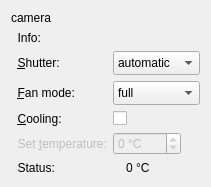
Qt form plugins/cam_andor/andorglobalcamerasettingswidget.ui (jkriege2/QuickFit3) before a commit.
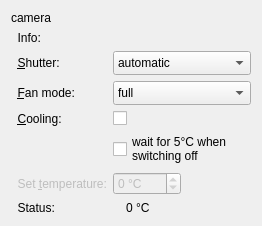
The same form after that commit. Icons and pictures are not drawn.

Diff of the .ui file:
```diff
--- a/plugins/cam_andor/andorglobalcamerasettingswidget.ui
+++ b/plugins/cam_andor/andorglobalcamerasettingswidget.ui
@@ -6,8 +6,8 @@
    <rect>
     <x>0</x>
     <y>0</y>
-    <width>211</width>
-    <height>187</height>
+    <width>262</width>
+    <height>213</height>
    </rect>
   </property>
   <property name="windowTitle">
@@ -88,7 +88,7 @@
      </property>
     </widget>
    </item>
-   <item row="5" column="0">
+   <item row="6" column="0">
     <widget class="QLabel" name="label_3">
      <property name="enabled">
       <bool>false</bool>
@@ -101,7 +101,7 @@
      </property>
     </widget>
    </item>
-   <item row="5" column="1">
+   <item row="6" column="1">
     <widget class="QSpinBox" name="spinTemperature">
      <property name="enabled">
       <bool>false</bool>
@@ -123,14 +123,14 @@
      </property>
     </widget>
    </item>
-   <item row="6" column="0">
+   <item row="7" column="0">
     <widget class="QLabel" name="label_4">
      <property name="text">
       <string>  Status:</string>
      </property>
     </widget>
    </item>
-   <item row="6" column="1">
+   <item row="7" column="1">
     <layout class="QHBoxLayout" name="horizontalLayout" stretch="0,1">
      <item>
       <widget class="QLabel" name="labTemperaturePic">
@@ -212,6 +212,14 @@
      </item>
     </widget>
    </item>
+   <item row="5" column="1">
+    <widget class="QCheckBox" name="chkCoolingWait">
+     <property name="text">
+      <string>wait for 5°C when 
+switching off</string>
+     </property>
+    </widget>
+   </item>
   </layout>
  </widget>
  <tabstops>
```
